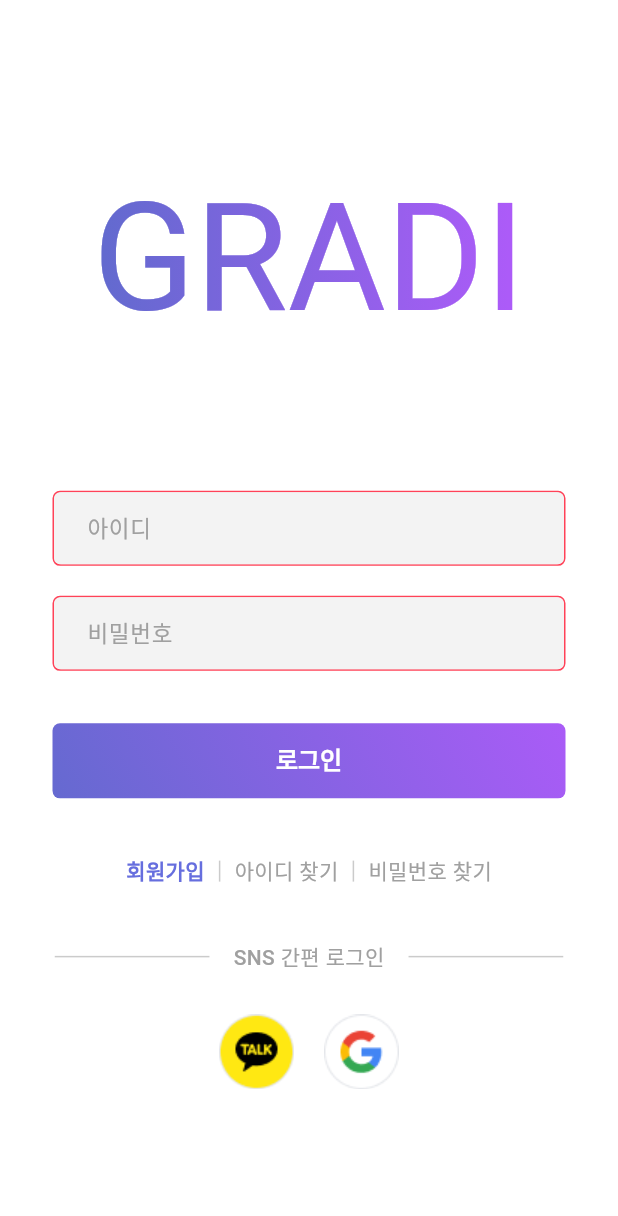
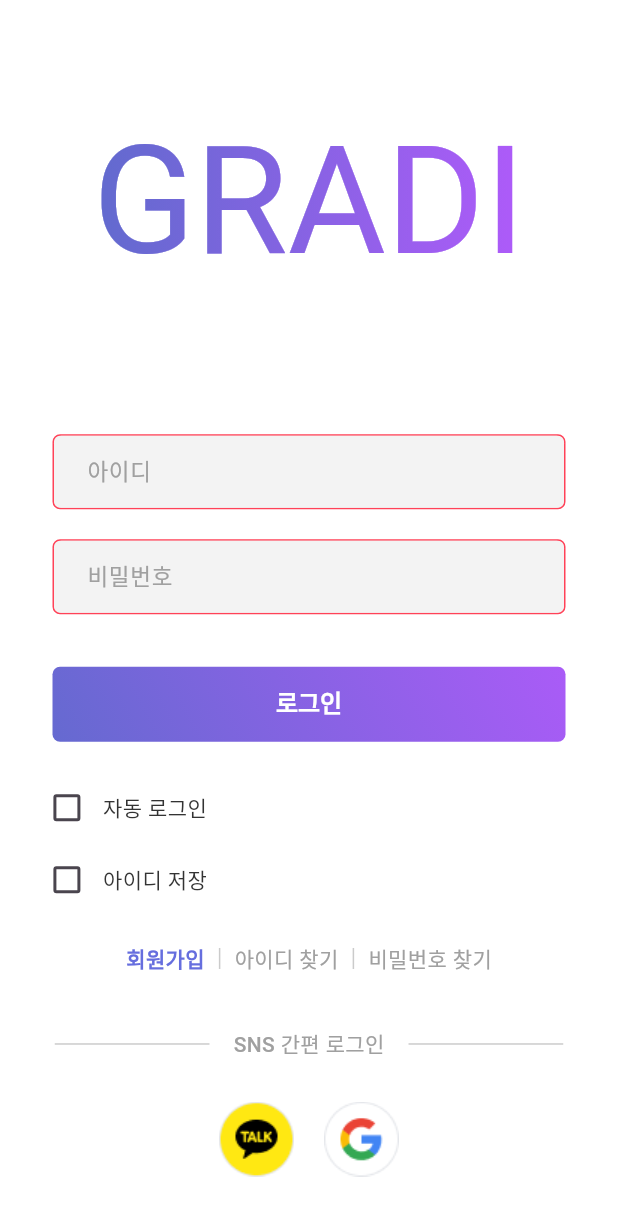
Before and after one commit to Downy-newlearner/Gradi_25Fall, a Flutter app: the screen it shows after launch, after a tap on "로그인", on a phone screen of 412 x 824 dp. Shown: the top 1216 px of the screen. Run offline on Flutter 3.47's test engine with Material 3 defaults, Android fonts, the light colour scheme and no system bars; our stand-ins replace firebase_core, firebase_messaging, flutter_local_notifications, flutter_svg, geolocator, image_picker and 1 more; accounts and stored records are empty; network calls fail; Roboto replaces fonts that are missing (AppleSDGothicNeoH00, Pretendard).

Commit message:
feat: 토큰 갱신 로직 개선 및 자동 로그인 기능 구현
[완료된 작업]
- 토큰 갱신 로직 개선: 사전 갱신 방식 구현 (만료 5분 전 자동 갱신)
- JWT 토큰 만료 확인 기능 추가 (isTokenExpired, isTokenExpiringSoon)
- refresh-token API 호출 구현 (Authorization 헤더 방식)
- 자동 로그인 기능 구현 (설정 저장/조회, 로딩 페이지에서 처리)
- 아이디 저장 기능 구현 (설정 및 저장된 아이디 관리)
- 로딩 페이지 추가 (자동 로그인 시 토큰 확인 및 갱신)
- 로그인 페이지에 자동 로그인/아이디 저장 체크박스 추가
- API 호출 시 토큰 만료 시 자동 갱신 후 재시도 로직 추가
- 위치 권한 추가 (Android/iOS)
- shared_preferences, geolocator 패키지 추가
- UI 개선 (연속학습 페이지 헤더, 홈 페이지 텍스트)

[앞으로 해야할 일]
1. 코드 테스트 진행
2. 개선 사항
   - 로그아웃 기능 확인/개선
   - 로그아웃 시 자동 로그인 설정 해제 여부 확인
   - 토큰 삭제 로직 확인
   - 에러 처리 강화
   - 네트워크 오류 시 사용자 안내
   - 토큰 갱신 실패 시 재시도 로직
3. UX 개선
   - 로딩 중 인디케이터 표시
   - 자동 로그인 실패 시 안내 메시지

```diff
--- a/frontend/lib/config/api_config.dart
+++ b/frontend/lib/config/api_config.dart
@@ -14,6 +14,7 @@ class ApiConfig {
   // 인증 관련
   static const String signInEndpoint = '/sign-in';
   static const String signUpEndpoint = '/sign-up';
+  static const String refreshTokenEndpoint = '/refresh-token';
 
   // 계정 관리
   static const String checkAccountIdEndpoint = '/users/check-accountId';
@@ -39,6 +40,7 @@ class ApiConfig {
   // 인증 관련
   static Uri getSignInUri() => Uri.parse('$baseUrl$signInEndpoint');
   static Uri getSignUpUri() => Uri.parse('$baseUrl$signUpEndpoint');
+  static Uri getRefreshTokenUri() => Uri.parse('$baseUrl$refreshTokenEndpoint');
 
   // 계정 관리
   static Uri getCheckAccountIdUri(String accountId) =>
--- a/frontend/lib/main.dart
+++ b/frontend/lib/main.dart
@@ -4,8 +4,6 @@ import 'package:firebase_core/firebase_core.dart';
 import 'package:flutter/foundation.dart';
 import 'firebase_options.dart';
 import 'services/fcm_service.dart';
-import 'services/auth_service.dart';
-import 'services/user_service.dart';
 import 'routes/app_routes.dart';
 import 'theme/app_theme.dart';
 
@@ -49,19 +47,8 @@ void main() async {
     // FCM 초기화 실패해도 앱은 계속 실행
   }
 
-  // 사용자 정보 초기화 (로그인 상태일 경우)
-  try {
-    final isLoggedIn = await AuthService().isLoggedIn();
-    if (isLoggedIn) {
-      await UserService().initialize();
-      debugPrint('✅ 사용자 정보 초기화 완료');
-    } else {
-      debugPrint('ℹ️ 로그인되지 않은 상태 - 사용자 정보 초기화 스킵');
-    }
-  } catch (e) {
-    debugPrint('❌ 사용자 정보 초기화 실패: $e');
-    // 사용자 정보 초기화 실패해도 앱은 계속 실행
-  }
+  // 사용자 정보 초기화는 로딩 페이지에서 처리
+  // (자동 로그인 시 로딩 페이지를 표시하면서 API 호출)
 
   // 세로 방향 고정
   await SystemChrome.setPreferredOrientations([
@@ -93,7 +80,7 @@ class GradiApp extends StatelessWidget {
       theme: AppTheme.lightTheme,
 
       // Routing configuration
-      initialRoute: AppRoutes.login, // 로그인 페이지로 시작
+      initialRoute: AppRoutes.loading, // 로딩 페이지로 시작
       routes: AppRoutes.routes,
       onGenerateRoute: AppRoutes.onGenerateRoute,
 
--- a/frontend/lib/routes/app_routes.dart
+++ b/frontend/lib/routes/app_routes.dart
@@ -34,9 +34,11 @@ import '../screens/notification/notification_page.dart';
 import '../screens/upload/upload_images_page.dart';
 import '../screens/upload/edit_grading_result_page.dart';
 import '../screens/continuous_learning_detail_page.dart';
+import '../screens/loading_page.dart';
 
 class AppRoutes {
   static const String mainNavigation = '/';
+  static const String loading = '/loading';
   static const String login = '/login';
   static const String signup = '/signup';
   static const String signupTerms = '/signup-terms';
@@ -74,6 +76,7 @@ class AppRoutes {
 
   static Map<String, WidgetBuilder> get routes => {
     mainNavigation: (context) => const MainNavigationPage(),
+    loading: (context) => const LoadingPage(),
     login: (context) => const LoginPage(),
     signup: (context) => const SignUpPage(),
     signupTerms: (context) => const SignUpTermsPage(),
--- a/frontend/lib/screens/auth/login_page.dart
+++ b/frontend/lib/screens/auth/login_page.dart
@@ -29,11 +29,41 @@ class _LoginPageState extends State<LoginPage> {
   bool _isPasswordFieldError = false;
   bool _isLoading = false;
 
+  // 자동 로그인 및 아이디 저장 설정
+  bool _isAutoLoginEnabled = false;
+  bool _isSaveAccountIdEnabled = false;
+
+  @override
+  void initState() {
+    super.initState();
+    _loadSettings();
+  }
+
   @override
   void dispose() {
     _usernameController.dispose();
     _passwordController.dispose();
     super.dispose();
+  }
+
+  /// 저장된 설정 및 아이디 로드
+  Future<void> _loadSettings() async {
+    final authService = AuthService();
+
+    // 저장된 설정 로드
+    final autoLoginEnabled = await authService.isAutoLoginEnabled();
+    final saveAccountIdEnabled = await authService.isSaveAccountIdEnabled();
+
+    // 저장된 아이디 로드
+    final savedAccountId = await authService.getSavedAccountId();
+
+    setState(() {
+      _isAutoLoginEnabled = autoLoginEnabled;
+      _isSaveAccountIdEnabled = saveAccountIdEnabled;
+      if (savedAccountId != null && savedAccountId.isNotEmpty) {
+        _usernameController.text = savedAccountId;
+      }
+    });
   }
 
   void _clearErrors() {
@@ -124,12 +154,29 @@ class _LoginPageState extends State<LoginPage> {
 
             // AuthService를 사용하여 토큰 저장
             final authService = AuthService();
+
+            // 자동 로그인 설정 저장
+            await authService.setAutoLogin(_isAutoLoginEnabled);
+
+            // 아이디 저장 설정에 따라 처리
+            if (_isSaveAccountIdEnabled) {
+              await authService.setSaveAccountId(true);
+              await authService.saveAccountId(_usernameController.text.trim());
+            } else {
+              await authService.setSaveAccountId(false);
+              await authService.clearSavedAccountId();
+            }
+
+            // 로그인 성공 시 항상 토큰 저장 (현재 세션 유지)
+            // 자동 로그인 설정은 다음 앱 시작 시에만 영향
             await authService.saveAccessToken(accessToken);
             await authService.saveRefreshToken(refreshToken);
 
             developer.log('Login successful - tokens received and saved');
             developer.log('Access Token: ${accessToken.substring(0, 20)}...');
             developer.log('Refresh Token: ${refreshToken.substring(0, 20)}...');
+            developer.log('Auto login enabled: $_isAutoLoginEnabled');
+            developer.log('Save account ID enabled: $_isSaveAccountIdEnabled');
 
             // 사용자 정보 가져오기
             try {
@@ -277,8 +324,85 @@ class _LoginPageState extends State<LoginPage> {
                   ),
 
                   const SizedBox(
-                    height: 40,
-                  ), // Space between login button and links
+                    height: 20,
+                  ), // Space between login button and checkboxes
+                  // 자동 로그인 및 아이디 저장 체크박스
+                  Container(
+                    width: MediaQuery.of(context).size.width * 0.9,
+                    constraints: const BoxConstraints(
+                      maxWidth: 400,
+                      minWidth: 300,
+                    ),
+                    child: Column(
+                      children: [
+                        // 자동 로그인 체크박스
+                        Row(
+                          children: [
+                            Checkbox(
+                              value: _isAutoLoginEnabled,
+                              onChanged: (value) {
+                                setState(() {
+                                  _isAutoLoginEnabled = value ?? false;
+                                });
+                              },
+                              activeColor: const Color(0xFFAC5BF8),
+                            ),
+                            GestureDetector(
+                              onTap: () {
+                                setState(() {
+                                  _isAutoLoginEnabled = !_isAutoLoginEnabled;
+                                });
+                              },
+                              child: const Text(
+                                '자동 로그인',
+                                style: TextStyle(
+                                  fontFamily: 'Pretendard',
+                                  fontSize: 14,
+                                  fontWeight: FontWeight.w500,
+                                  color: Color(0xFF333333),
+                                ),
+                              ),
+                            ),
+                          ],
+                        ),
+                        // 아이디 저장 체크박스
+                        Row(
+                          children: [
+                            Checkbox(
+                              value: _isSaveAccountIdEnabled,
+                              onChanged: (value) {
+                                setState(() {
+                                  _isSaveAccountIdEnabled = value ?? false;
+                                });
+                              },
+                              activeColor: const Color(0xFFAC5BF8),
+                            ),
+                            GestureDetector(
+                              onTap: () {
+                                setState(() {
+                                  _isSaveAccountIdEnabled =
+                                      !_isSaveAccountIdEnabled;
+                                });
+                              },
+                              child: const Text(
+                                '아이디 저장',
+                                style: TextStyle(
+                                  fontFamily: 'Pretendard',
+                                  fontSize: 14,
+                                  fontWeight: FontWeight.w500,
+                                  color: Color(0xFF333333),
+                                ),
+                              ),
+                            ),
+                          ],
+                        ),
+                      ],
+                    ),
+                  ),
+
+                  const SizedBox(
+                    height: 20,
+                  ), // Space between checkboxes and links
                   // Links Section
                   LinksSection(
                     onSignUp: _handleSignUp,
--- a/frontend/lib/screens/home_page_v2.dart
+++ b/frontend/lib/screens/home_page_v2.dart
@@ -338,7 +338,7 @@ class _HomePageV2State extends State<HomePageV2> {
     );
   }
 
-  /// 누적 학습량 섹션
+  /// 오늘의 학습 섹션
   Widget _buildAccumulatedLearningSection() {
     return Column(
       crossAxisAlignment: CrossAxisAlignment.start,
@@ -347,7 +347,7 @@ class _HomePageV2State extends State<HomePageV2> {
           mainAxisAlignment: MainAxisAlignment.spaceBetween,
           children: [
             const Text(
-              '누적 학습량',
+              '오늘의 학습',
               style: TextStyle(
                 fontFamily: 'Pretendard',
                 fontWeight: FontWeight.w700,
--- /dev/null
+++ b/frontend/lib/screens/loading_page.dart
@@ -0,0 +1,168 @@
+import 'package:flutter/material.dart';
+import 'package:flutter/services.dart';
+import '../services/auth_service.dart';
+import '../services/user_service.dart';
+import 'dart:developer' as developer;
+
+/// 앱 시작 시 로딩 페이지
+///
+/// 동작 방식:
+/// 1. 자동 로그인이 선택된 경우 (토큰이 있는 경우):
+///    - 로딩 페이지를 표시하면서 필요한 API 호출
+///    - 완료 후 메인 네비게이션 페이지로 이동
+/// 2. 로그인되지 않은 경우:
+///    - 로그인 페이지로 이동
+class LoadingPage extends StatefulWidget {
+  const LoadingPage({super.key});
+
+  @override
+  State<LoadingPage> createState() => _LoadingPageState();
+}
+
+class _LoadingPageState extends State<LoadingPage> {
+  @override
+  void initState() {
+    super.initState();
+    _initializeApp();
+  }
+
+  /// 앱 초기화 로직
+  Future<void> _initializeApp() async {
+    try {
+      final authService = AuthService();
+
+      // 자동 로그인 설정 확인
+      final isAutoLoginEnabled = await authService.isAutoLoginEnabled();
+
+      if (!mounted) return;
+
+      if (!isAutoLoginEnabled) {
+        // 자동 로그인 비활성화 → 로그인 페이지로 이동
+        developer.log('ℹ️ 자동 로그인 비활성화 - 로그인 페이지로 이동');
+        // 자동 로그인이 비활성화된 경우 토큰이 남아있을 수 있으므로 삭제
+        await authService.clearTokens(clearAutoLogin: false);
+        if (mounted) {
+          Navigator.pushNamedAndRemoveUntil(
+            context,
+            '/login',
+            (route) => false,
+          );
+        }
+        return;
+      }
+
+      // 자동 로그인 활성화 → Access Token 확인
+      final accessToken = await authService.getAccessToken();
+
+      if (accessToken == null || accessToken.isEmpty) {
+        // 토큰 없음 → 로그인 페이지로 이동
+        developer.log('ℹ️ 토큰 없음 - 로그인 페이지로 이동');
+        if (mounted) {
+          Navigator.pushNamedAndRemoveUntil(
+            context,
+            '/login',
+            (route) => false,
+          );
+        }
+        return;
+      }
+
+      // 토큰 만료 확인 및 갱신
+      final isExpired = authService.isTokenExpired(accessToken);
+
+      if (isExpired) {
+        developer.log('⚠️ Access Token 만료됨 - Refresh Token으로 갱신 시도...');
+        final refreshed = await authService.refreshAccessToken();
+
+        if (!refreshed) {
+          // Refresh Token도 만료되었거나 갱신 실패 → 로그인 페이지로 이동
+          developer.log('❌ 토큰 갱신 실패 - 로그인 페이지로 이동');
+          await authService.clearTokens();
+          if (mounted) {
+            Navigator.pushNamedAndRemoveUntil(
+              context,
+              '/login',
+              (route) => false,
+            );
+          }
+          return;
+        }
+
+        developer.log('✅ Access Token 갱신 성공');
+      } else {
+        developer.log('✅ Access Token 유효함');
+      }
+
+      // 자동 로그인: 필요한 API 호출
+      developer.log('🔄 자동 로그인 감지 - 사용자 정보 초기화 중...');
+
+      try {
+        // 사용자 정보 초기화 (API 호출)
+        // fetchUserFromServer 내부에서 토큰 만료 시 자동 갱신 처리됨
+        await UserService().initialize();
+        developer.log('✅ 사용자 정보 초기화 완료');
+      } catch (e) {
+        developer.log('❌ 사용자 정보 초기화 실패: $e');
+        // 초기화 실패해도 메인 페이지로 이동 (캐시된 데이터 사용)
+      }
+
+      // 메인 네비게이션 페이지로 이동
+      if (mounted) {
+        Navigator.pushNamedAndRemoveUntil(context, '/', (route) => false);
+      }
+    } catch (e) {
+      developer.log('❌ 앱 초기화 중 오류 발생: $e');
+      // 오류 발생 시 로그인 페이지로 이동
+      if (mounted) {
+        Navigator.pushNamedAndRemoveUntil(context, '/login', (route) => false);
+      }
+    }
+  }
+
+  @override
+  Widget build(BuildContext context) {
+    // 상태바 스타일 설정 (흰색 아이콘)
+    SystemChrome.setSystemUIOverlayStyle(
+      const SystemUiOverlayStyle(
+        statusBarColor: Colors.transparent,
+        statusBarIconBrightness: Brightness.light,
+        systemNavigationBarColor: Colors.transparent,
+        systemNavigationBarIconBrightness: Brightness.light,
+      ),
+    );
+
+    return Scaffold(
+      body: Container(
+        width: double.infinity,
+        height: double.infinity,
+        decoration: const BoxDecoration(
+          gradient: LinearGradient(
+            begin: Alignment.topLeft,
+            end: Alignment.bottomRight,
+            // Figma: linear-gradient(153deg, rgba(172, 91, 248, 1) 9%, rgba(99, 106, 207, 1) 92%)
+            colors: [
+              Color(0xFFAC5BF8), // rgba(172, 91, 248, 1)
+              Color(0xFF636ACF), // rgba(99, 106, 207, 1)
+            ],
+            stops: [0.09, 0.92], // 9%, 92%
+            transform: GradientRotation(2.67), // 153 degrees in radians
+          ),
+        ),
+        child: Center(
+          child: Text(
+            'GRADI',
+            style: TextStyle(
+              fontFamily: 'AppleSDGothicNeoH00',
+              fontWeight: FontWeight.w400,
+              fontSize: 110.648,
+              height: 1.491, // line-height: 165px / 110.648px
+              letterSpacing: -0.06, // -6%
+              color: Colors.white,
+            ),
+            textAlign: TextAlign.center,
+          ),
+        ),
+      ),
+    );
+  }
+}
--- a/frontend/pubspec.yaml
+++ b/frontend/pubspec.yaml
@@ -44,6 +44,12 @@ dependencies:
 
   # 로컬 알림
   flutter_local_notifications: ^18.0.1
+
+  # 위치 정보
+  geolocator: ^13.0.1
+
+  # 로컬 저장소
+  shared_preferences: ^2.2.2
 
 dev_dependencies:
   flutter_test:
```
Also changed, not shown: frontend/lib/screens/continuous_learning_detail_page.dart (+3 -9 lines), frontend/lib/services/auth_service.dart (+266 -4 lines), frontend/lib/services/user_service.dart (+34 -9 lines), frontend/pubspec.lock, 7 other files.
